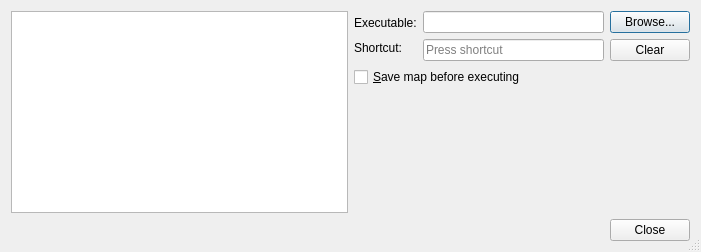
Before: the Qt Designer form src/tiled/commanddialog.ui in mapeditor/tiled, drawn with Qt 5.
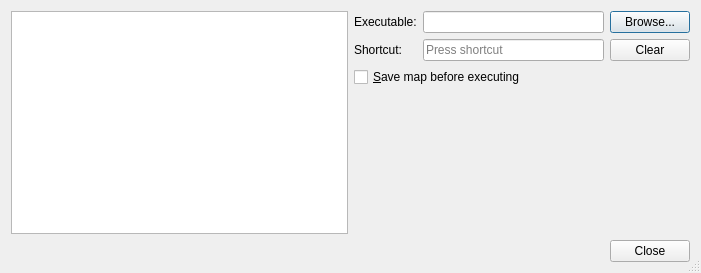
After: the same form once the commit is applied. Custom widgets are drawn as their Qt base class.

What changed in the file:
```diff
--- a/src/tiled/commanddialog.ui
+++ b/src/tiled/commanddialog.ui
@@ -7,7 +7,7 @@
     <x>0</x>
     <y>0</y>
     <width>701</width>
-    <height>252</height>
+    <height>273</height>
    </rect>
   </property>
   <property name="sizePolicy">
@@ -22,13 +22,8 @@
   <property name="sizeGripEnabled">
    <bool>true</bool>
   </property>
-  <layout class="QVBoxLayout" name="verticalLayout">
-   <item>
-    <layout class="QHBoxLayout" name="horizontalLayout_2">
-     <property name="spacing">
-      <number>6</number>
-     </property>
-     <item>
+  <layout class="QGridLayout" name="gridLayout_2">
+   <item row="0" column="0">
       <widget class="Tiled::Internal::CommandTreeView" name="treeView">
        <property name="sizePolicy">
         <sizepolicy hsizetype="Expanding" vsizetype="Expanding">
@@ -50,19 +45,9 @@
        </property>
       </widget>
      </item>
-     <item>
-      <layout class="QVBoxLayout" name="verticalLayout_3">
-       <item>
-        <layout class="QHBoxLayout" name="horizontalLayout_5">
-         <property name="sizeConstraint">
-          <enum>QLayout::SetDefaultConstraint</enum>
-         </property>
-         <item>
-          <layout class="QVBoxLayout" name="verticalLayout_4">
-           <property name="sizeConstraint">
-            <enum>QLayout::SetDefaultConstraint</enum>
-           </property>
-           <item>
+   <item row="0" column="1">
+    <layout class="QGridLayout" name="gridLayout">
+     <item row="0" column="0">
             <widget class="QLabel" name="label_2">
              <property name="sizePolicy">
               <sizepolicy hsizetype="Minimum" vsizetype="Fixed">
@@ -75,74 +60,58 @@
              </property>
             </widget>
            </item>
-           <item>
-            <widget class="QLabel" name="label">
-             <property name="sizePolicy">
-              <sizepolicy hsizetype="Minimum" vsizetype="Fixed">
-               <horstretch>0</horstretch>
-               <verstretch>0</verstretch>
-              </sizepolicy>
-             </property>
-             <property name="text">
-              <string>Shortcut:</string>
-             </property>
-            </widget>
-           </item>
-          </layout>
-         </item>
-         <item>
-          <layout class="QVBoxLayout" name="verticalLayout_5">
-           <item>
+     <item row="0" column="1">
             <widget class="QLineEdit" name="commandEdit">
              <property name="inputMask">
               <string/>
              </property>
             </widget>
            </item>
-           <item>
-            <widget class="QKeySequenceEdit" name="keySequenceEdit">
-             <property name="sizePolicy">
-              <sizepolicy hsizetype="Expanding" vsizetype="Fixed">
-               <horstretch>0</horstretch>
-               <verstretch>0</verstretch>
-              </sizepolicy>
-             </property>
-            </widget>
-           </item>
-          </layout>
-         </item>
-         <item>
-          <layout class="QVBoxLayout" name="verticalLayout_6">
-           <item>
+     <item row="0" column="2">
             <widget class="QPushButton" name="browseButton">
              <property name="text">
               <string>Browse...</string>
              </property>
             </widget>
            </item>
-           <item>
+     <item row="1" column="0">
+      <widget class="QLabel" name="label">
+       <property name="sizePolicy">
+        <sizepolicy hsizetype="Minimum" vsizetype="Fixed">
+         <horstretch>0</horstretch>
+         <verstretch>0</verstretch>
+        </sizepolicy>
+       </property>
+       <property name="text">
+        <string>Shortcut:</string>
+       </property>
+      </widget>
+     </item>
+     <item row="1" column="1">
+      <widget class="QKeySequenceEdit" name="keySequenceEdit">
+       <property name="sizePolicy">
+        <sizepolicy hsizetype="Expanding" vsizetype="Fixed">
+         <horstretch>0</horstretch>
+         <verstretch>0</verstretch>
+        </sizepolicy>
+       </property>
+      </widget>
+     </item>
+     <item row="1" column="2">
             <widget class="QPushButton" name="clearButton">
              <property name="text">
               <string>Clear</string>
              </property>
             </widget>
            </item>
-          </layout>
-         </item>
-        </layout>
-       </item>
-       <item>
-        <layout class="QHBoxLayout" name="horizontalLayout_7">
-         <item>
+     <item row="2" column="0" colspan="3">
           <widget class="QCheckBox" name="saveBox">
            <property name="text">
             <string>&amp;Save map before executing</string>
            </property>
           </widget>
          </item>
-        </layout>
-       </item>
-       <item>
+     <item row="3" column="0" colspan="3">
         <spacer name="verticalSpacer">
          <property name="orientation">
           <enum>Qt::Vertical</enum>
@@ -157,9 +126,7 @@
        </item>
       </layout>
      </item>
-    </layout>
-   </item>
-   <item>
+   <item row="1" column="0" colspan="2">
     <layout class="QHBoxLayout" name="horizontalLayout">
      <property name="spacing">
       <number>6</number>
```
Lines whose indentation alone changed are shown as unchanged.
